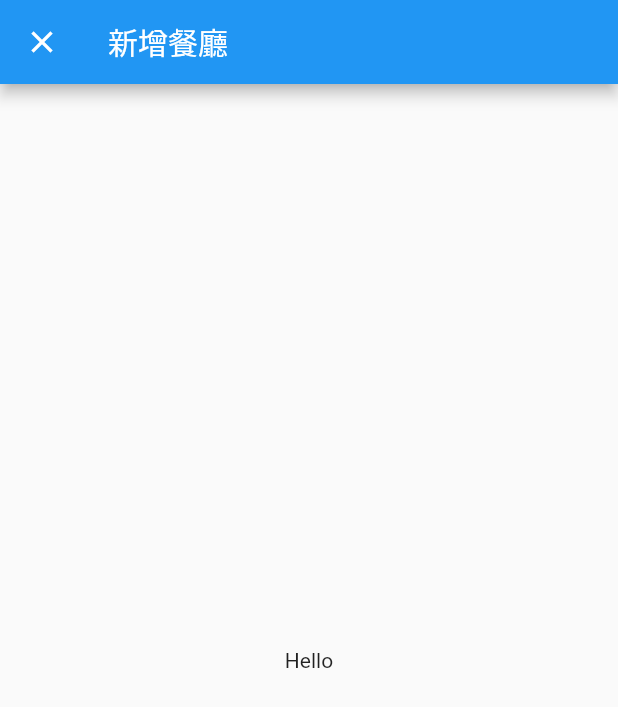
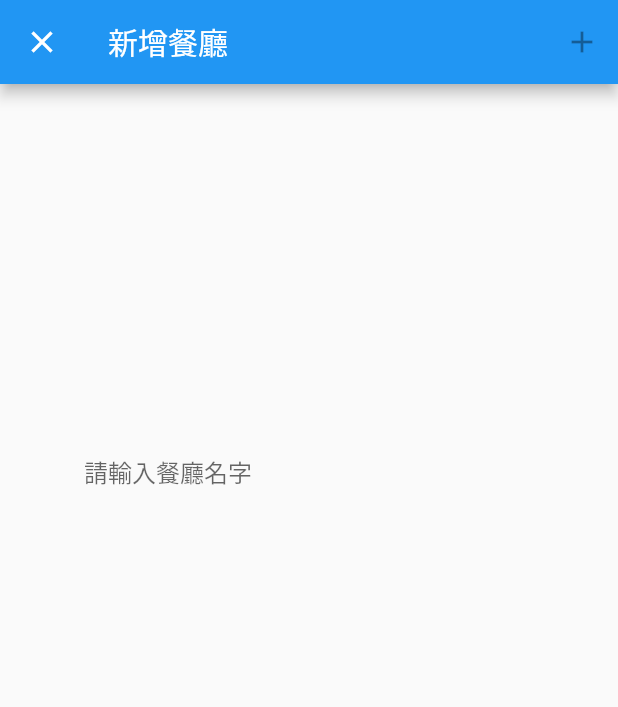
Before and after one commit to Larry1013/EatWhat-3.0, a Flutter app: the screen it shows after launch, after a tap on the "add" icon, on a phone screen of 412 x 824 dp. Shown: the top 707 px of the screen. Run offline on Flutter 3.47's test engine with Material 2 defaults, Android fonts, the phone set to English and light mode, and no system bars.

```diff
--- a/lib/CreateResturantWidget.dart
+++ b/lib/CreateResturantWidget.dart
@@ -1,12 +1,28 @@
 import 'package:flutter/material.dart';
-
 class RestaurantCreateWidget extends StatelessWidget {
   @override
   Widget build(BuildContext context) {
     return Scaffold(
-    appBar: AppBar(title: Text('新增餐廳')),
+    appBar: AppBar(title: Text('新增餐廳'),
+        actions: <Widget>[
+         IconButton(
+           icon: Icon(Icons.add),
+           tooltip: 'Naviageion Menu :)',
+        onPressed: null,
+        )
+      ],
+    ),
     body: Center(
-      child: Text('Hello'),
+      child: Container(
+        width: 300,
+        height: 300,
+        child: TextField(
+          decoration: InputDecoration(
+              border: InputBorder.none,
+              hintText: '請輸入餐廳名字'
+          ),
+        ),
+      ),
       ),
     );
   }
--- a/pubspec.yaml
+++ b/pubspec.yaml
@@ -17,9 +17,9 @@ environment:
   sdk: ">=2.1.0 <3.0.0"
 
 dependencies:
+  shared_preferences: ^0.5.3+5
   flutter:
     sdk: flutter
-
   # The following adds the Cupertino Icons font to your application.
   # Use with the CupertinoIcons class for iOS style icons.
   cupertino_icons: ^0.1.2
```
Also changed, not shown: lib/main.dart (+114 -9 lines), pubspec.lock, 8 other files.
